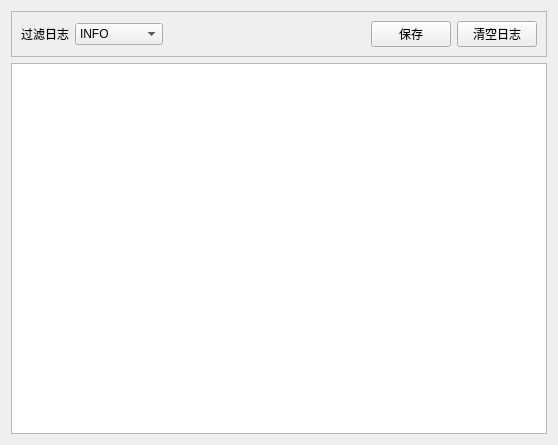
SuFIND/BDOSuffering, file designer/logCtrl.ui: the form before one commit.
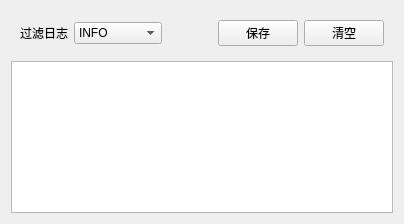
The form after the commit.

The edit to the form file:
```diff
--- a/designer/logCtrl.ui
+++ b/designer/logCtrl.ui
@@ -6,8 +6,8 @@
    <rect>
     <x>0</x>
     <y>0</y>
-    <width>558</width>
-    <height>445</height>
+    <width>404</width>
+    <height>224</height>
    </rect>
   </property>
   <property name="windowTitle">
@@ -22,7 +22,7 @@
         <string notr="true">bord: none;</string>
        </property>
        <property name="frameShape">
-        <enum>QFrame::StyledPanel</enum>
+        <enum>QFrame::NoFrame</enum>
        </property>
        <property name="frameShadow">
         <enum>QFrame::Raised</enum>
@@ -82,6 +82,12 @@
           </item>
           <item>
            <widget class="QPushButton" name="SaveLogButton">
+            <property name="sizePolicy">
+             <sizepolicy hsizetype="MinimumExpanding" vsizetype="Fixed">
+              <horstretch>0</horstretch>
+              <verstretch>0</verstretch>
+             </sizepolicy>
+            </property>
             <property name="text">
              <string>保存</string>
             </property>
@@ -89,8 +95,14 @@
           </item>
           <item>
            <widget class="QPushButton" name="ClearLogButton">
+            <property name="sizePolicy">
+             <sizepolicy hsizetype="MinimumExpanding" vsizetype="Fixed">
+              <horstretch>0</horstretch>
+              <verstretch>0</verstretch>
+             </sizepolicy>
+            </property>
             <property name="text">
-             <string>清空日志</string>
+             <string>清空</string>
             </property>
            </widget>
           </item>
```
